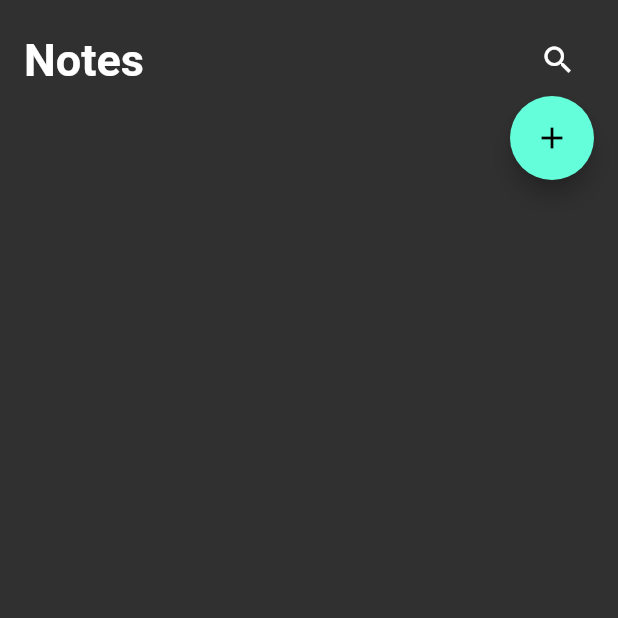
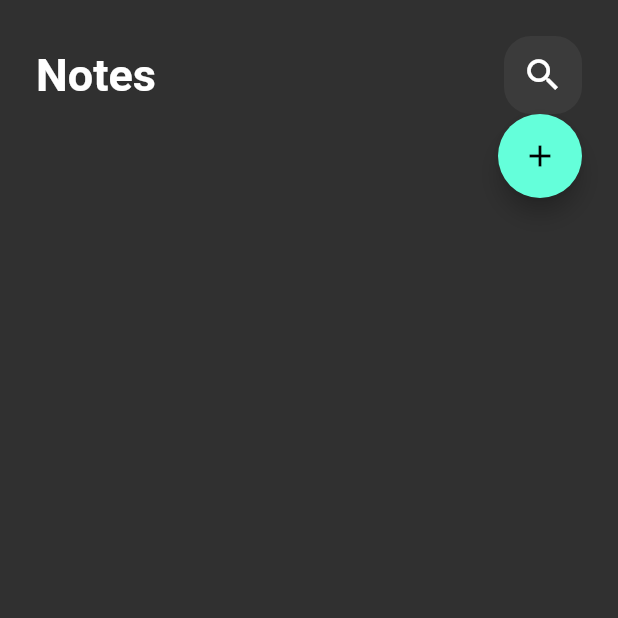
Before and after one commit to selim-sys/selim_notes, a Flutter app: the screen it shows after launch, on a phone screen of 412 x 824 dp, the top half of it. Run offline on Flutter 3.47's test engine with Material 2 defaults, Android fonts, the phone set to English and light mode, and no system bars.

Commit message:
notes view appbar

```diff
--- a/lib/screens/allnotesscreen.dart
+++ b/lib/screens/allnotesscreen.dart
@@ -1,4 +1,6 @@
 import 'package:flutter/material.dart';
+
+import '../widgets/allnotesbody.dart';
 
 class AllNotesScreen extends StatelessWidget {
   const AllNotesScreen({super.key});
@@ -7,33 +9,7 @@ class AllNotesScreen extends StatelessWidget {
   Widget build(BuildContext context) {
     return SafeArea(
       child: Scaffold(
-        body: Padding(
-          padding: const EdgeInsets.all(16.0),
-          child: Column(
-            children: [
-              Row(
-                mainAxisAlignment: MainAxisAlignment.spaceBetween,
-                children: [
-                  Text('Notes',
-                  style: TextStyle(
-                    fontWeight: FontWeight.bold,
-                    fontSize: 30
-                  ),),
-                  IconButton.outlined(
-                    color: Colors.white,
-                      onPressed: (){},
-                      icon: Icon(Icons.search))
-                ],
-              ),
-              Align(
-                alignment: Alignment.bottomRight,
-                child: FloatingActionButton(onPressed: (){},
-                  child: Icon(Icons.add,),
-                ),
-              ),
-            ],
-          ),
-        ),
+        body: AllNotesBody()
       ),
     );
   }
--- /dev/null
+++ b/lib/widgets/allnotesbody.dart
@@ -0,0 +1,25 @@
+import 'package:flutter/material.dart';
+
+import 'custom_appbar.dart';
+
+class AllNotesBody extends StatelessWidget {
+  const AllNotesBody({super.key});
+
+  @override
+  Widget build(BuildContext context) {
+    return  Padding(
+      padding: const EdgeInsets.all(24.0),
+      child: Column(
+        children: [
+          CustomAppbar(),
+          Align(
+            alignment: Alignment.bottomRight,
+            child: FloatingActionButton(onPressed: (){},
+              child: Icon(Icons.add,),
+            ),
+          ),
+        ],
+      ),
+    );
+  }
+}
--- /dev/null
+++ b/lib/widgets/custom_appbar.dart
@@ -0,0 +1,23 @@
+import 'package:flutter/material.dart';
+
+import 'custom_search_icon.dart';
+
+class CustomAppbar extends StatelessWidget {
+  const CustomAppbar({super.key});
+
+  @override
+  Widget build(BuildContext context) {
+    return Row(
+      mainAxisAlignment: MainAxisAlignment.spaceBetween,
+      children: [
+        Text('Notes',
+          style: TextStyle(
+              fontWeight: FontWeight.bold,
+              fontSize: 30
+          ),),
+        CustomSearchIcon()
+
+      ],
+    );
+  }
+}
--- /dev/null
+++ b/lib/widgets/custom_search_icon.dart
@@ -0,0 +1,22 @@
+import 'package:flutter/material.dart';
+
+class CustomSearchIcon extends StatelessWidget {
+  const CustomSearchIcon({super.key});
+
+  @override
+  Widget build(BuildContext context) {
+    return Container(
+      decoration: BoxDecoration(
+          color: Color(0xff3B3B3B),
+          borderRadius: BorderRadius.circular(18)
+      ),
+      width: 52,
+      height: 52,
+      child: IconButton(
+        onPressed: (){},
+        icon: Icon(Icons.search,
+        size: 28,),
+      ),
+    );
+  }
+}
```
